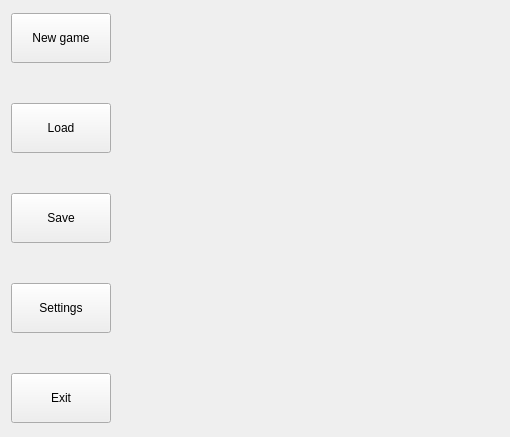
First picture: the form in src/widgets/menu/Menu.ui, repository YuarenArt/Predator-prey-game, before the edit.
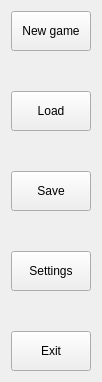
Second picture: the form after the edit.

```diff
--- a/src/widgets/menu/Menu.ui
+++ b/src/widgets/menu/Menu.ui
@@ -6,8 +6,8 @@
    <rect>
     <x>0</x>
     <y>0</y>
-    <width>510</width>
-    <height>437</height>
+    <width>100</width>
+    <height>380</height>
    </rect>
   </property>
   <property name="windowTitle">
```
